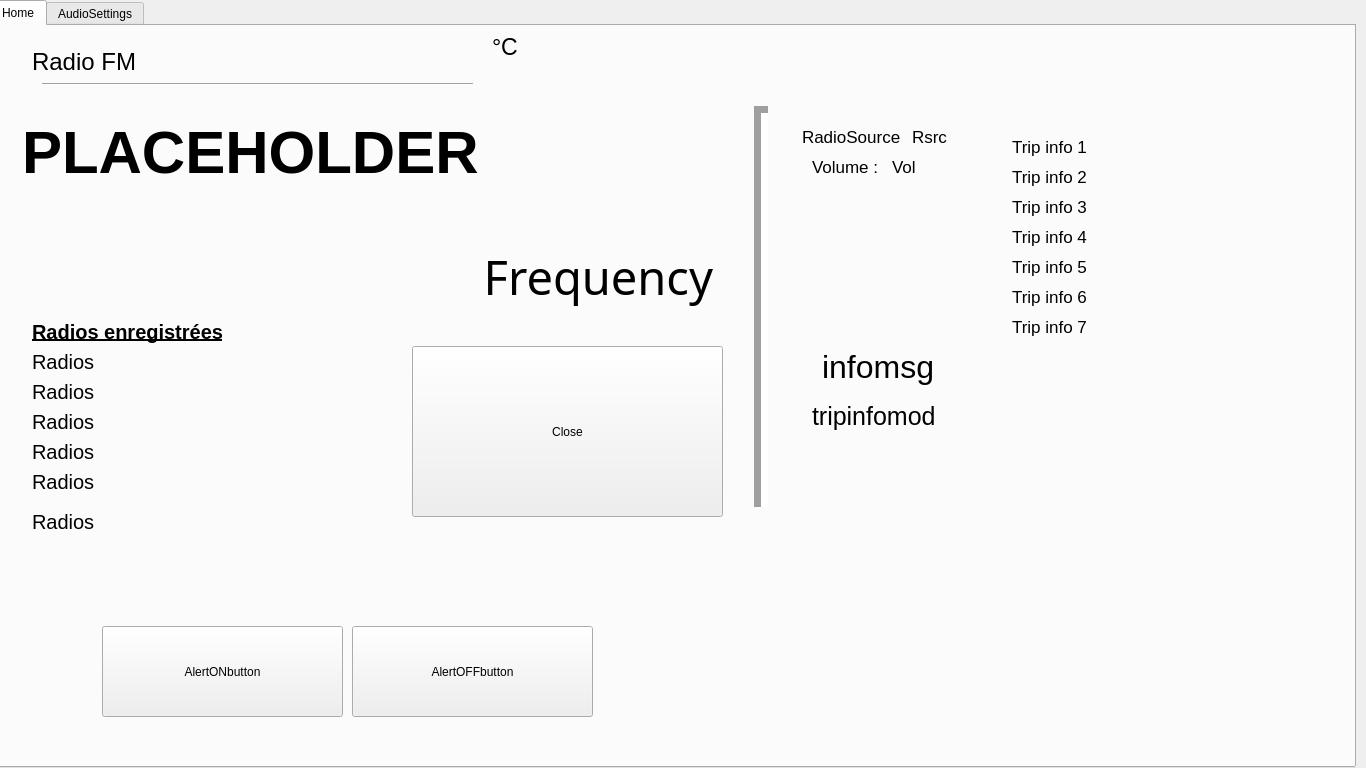
Old version of the form Dashboard/interface.ui in the repository lucastu/Dashboard-python-can.
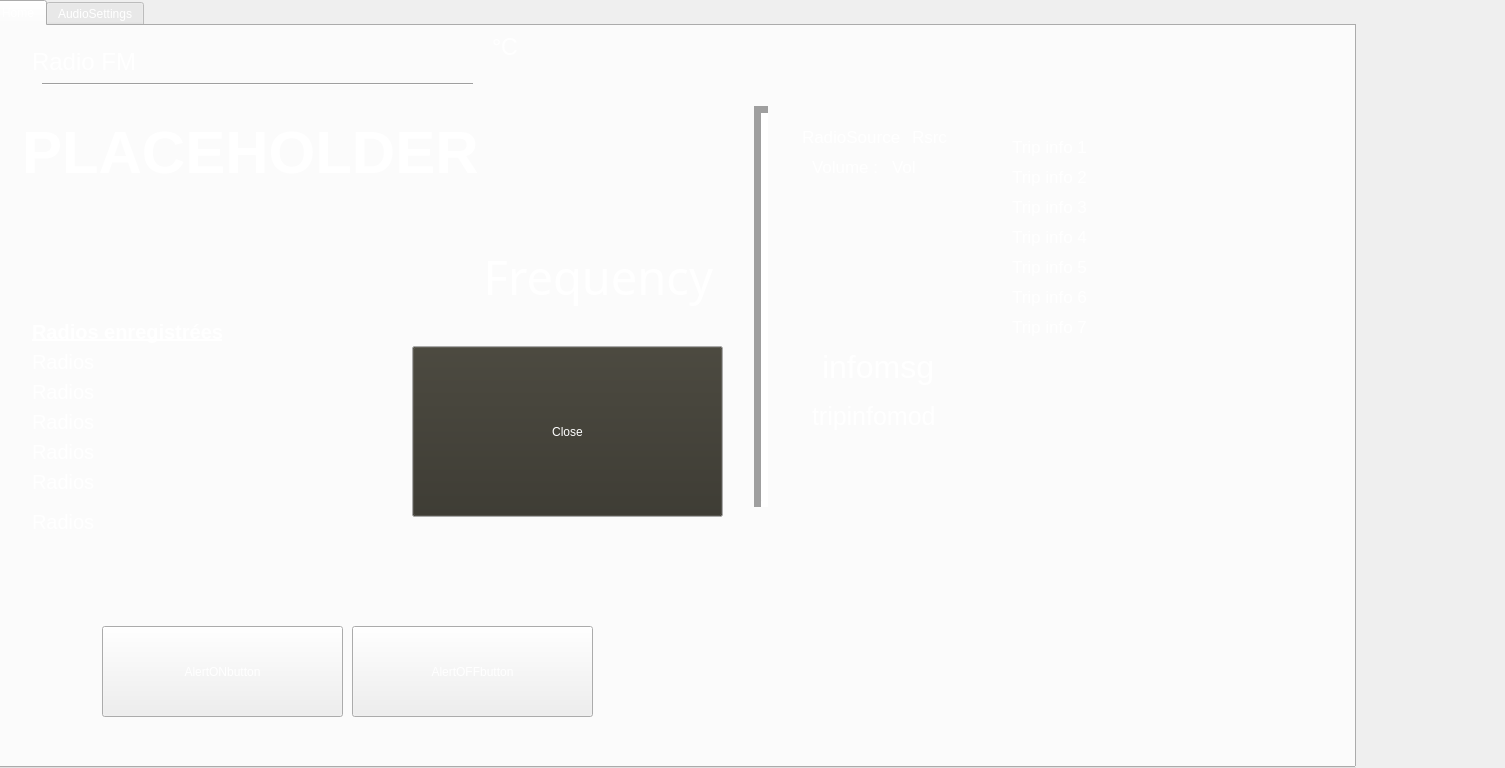
New version of the form. The open tabs and pages were chosen to show the change.

Patch:
```diff
--- a/Dashboard/interface.ui
+++ b/Dashboard/interface.ui
@@ -6,7 +6,7 @@
    <rect>
     <x>0</x>
     <y>0</y>
-    <width>1366</width>
+    <width>1505</width>
     <height>768</height>
    </rect>
   </property>
@@ -14,7 +14,9 @@
    <string>MainWindow</string>
   </property>
   <property name="styleSheet">
-   <string notr="true"/>
+   <string notr="true">background-color : QColor(53, 53, 53);
+color :white;
+</string>
   </property>
   <property name="tabShape">
    <enum>QTabWidget::Triangular</enum>
@@ -35,9 +37,6 @@
       <verstretch>0</verstretch>
      </sizepolicy>
     </property>
-    <property name="styleSheet">
-     <string notr="true"/>
-    </property>
     <property name="currentIndex">
      <number>1</number>
     </property>
@@ -216,6 +215,124 @@
         <height>171</height>
        </rect>
       </property>
+      <property name="palette">
+       <palette>
+        <active>
+         <colorrole role="WindowText">
+          <brush brushstyle="SolidPattern">
+           <color alpha="255">
+            <red>255</red>
+            <green>255</green>
+            <blue>255</blue>
+           </color>
+          </brush>
+         </colorrole>
+         <colorrole role="Button">
+          <brush brushstyle="SolidPattern">
+           <color alpha="255">
+            <red>53</red>
+            <green>51</green>
+            <blue>42</blue>
+           </color>
+          </brush>
+         </colorrole>
+         <colorrole role="Text">
+          <brush brushstyle="SolidPattern">
+           <color alpha="255">
+            <red>255</red>
+            <green>255</green>
+            <blue>255</blue>
+           </color>
+          </brush>
+         </colorrole>
+         <colorrole role="ButtonText">
+          <brush brushstyle="SolidPattern">
+           <color alpha="255">
+            <red>255</red>
+            <green>255</green>
+            <blue>255</blue>
+           </color>
+          </brush>
+         </colorrole>
+        </active>
+        <inactive>
+         <colorrole role="WindowText">
+          <brush brushstyle="SolidPattern">
+           <color alpha="255">
+            <red>255</red>
+            <green>255</green>
+            <blue>255</blue>
+           </color>
+          </brush>
+         </colorrole>
+         <colorrole role="Button">
+          <brush brushstyle="SolidPattern">
+           <color alpha="255">
+            <red>53</red>
+            <green>51</green>
+            <blue>42</blue>
+           </color>
+          </brush>
+         </colorrole>
+         <colorrole role="Text">
+          <brush brushstyle="SolidPattern">
+           <color alpha="255">
+            <red>255</red>
+            <green>255</green>
+            <blue>255</blue>
+           </color>
+          </brush>
+         </colorrole>
+         <colorrole role="ButtonText">
+          <brush brushstyle="SolidPattern">
+           <color alpha="255">
+            <red>255</red>
+            <green>255</green>
+            <blue>255</blue>
+           </color>
+          </brush>
+         </colorrole>
+        </inactive>
+        <disabled>
+         <colorrole role="WindowText">
+          <brush brushstyle="SolidPattern">
+           <color alpha="255">
+            <red>255</red>
+            <green>255</green>
+            <blue>255</blue>
+           </color>
+          </brush>
+         </colorrole>
+         <colorrole role="Button">
+          <brush brushstyle="SolidPattern">
+           <color alpha="255">
+            <red>53</red>
+            <green>51</green>
+            <blue>42</blue>
+           </color>
+          </brush>
+         </colorrole>
+         <colorrole role="Text">
+          <brush brushstyle="SolidPattern">
+           <color alpha="255">
+            <red>255</red>
+            <green>255</green>
+            <blue>255</blue>
+           </color>
+          </brush>
+         </colorrole>
+         <colorrole role="ButtonText">
+          <brush brushstyle="SolidPattern">
+           <color alpha="255">
+            <red>255</red>
+            <green>255</green>
+            <blue>255</blue>
+           </color>
+          </brush>
+         </colorrole>
+        </disabled>
+       </palette>
+      </property>
       <property name="text">
        <string>Close</string>
       </property>
```
Left out of the diff: 31 changed lines with no effect on the pictures.
